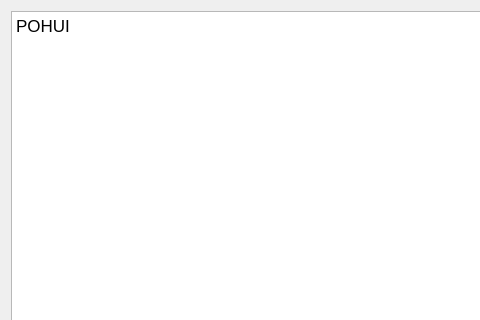
vyazmetinov/PDP-11, file GUI/code.ui: the form before one commit; both pictures show x 0 to 480 and y 0 to 320 of the 640 by 480 pixel window.
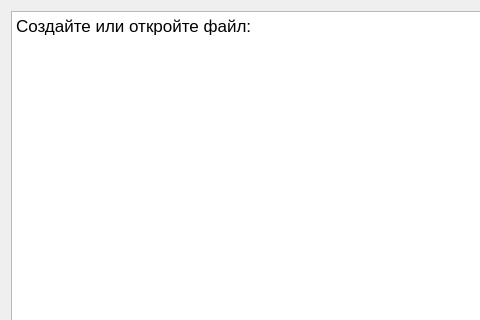
The form after the commit.

```diff
--- a/GUI/code.ui
+++ b/GUI/code.ui
@@ -24,24 +24,7 @@
 &lt;html&gt;&lt;head&gt;&lt;meta name=&quot;qrichtext&quot; content=&quot;1&quot; /&gt;&lt;style type=&quot;text/css&quot;&gt;
 p, li { white-space: pre-wrap; }
 &lt;/style&gt;&lt;/head&gt;&lt;body style=&quot; font-family:'.AppleSystemUIFont'; font-size:13pt; font-weight:400; font-style:normal;&quot;&gt;
-&lt;p style=&quot; margin-top:0px; margin-bottom:0px; margin-left:0px; margin-right:0px; -qt-block-indent:0; text-indent:0px;&quot;&gt;POHUI&lt;/p&gt;
-&lt;p style=&quot;-qt-paragraph-type:empty; margin-top:0px; margin-bottom:0px; margin-left:0px; margin-right:0px; -qt-block-indent:0; text-indent:0px;&quot;&gt;&lt;br /&gt;&lt;/p&gt;
-&lt;p style=&quot;-qt-paragraph-type:empty; margin-top:0px; margin-bottom:0px; margin-left:0px; margin-right:0px; -qt-block-indent:0; text-indent:0px;&quot;&gt;&lt;br /&gt;&lt;/p&gt;
-&lt;p style=&quot;-qt-paragraph-type:empty; margin-top:0px; margin-bottom:0px; margin-left:0px; margin-right:0px; -qt-block-indent:0; text-indent:0px;&quot;&gt;&lt;br /&gt;&lt;/p&gt;
-&lt;p style=&quot;-qt-paragraph-type:empty; margin-top:0px; margin-bottom:0px; margin-left:0px; margin-right:0px; -qt-block-indent:0; text-indent:0px;&quot;&gt;&lt;br /&gt;&lt;/p&gt;
-&lt;p style=&quot;-qt-paragraph-type:empty; margin-top:0px; margin-bottom:0px; margin-left:0px; margin-right:0px; -qt-block-indent:0; text-indent:0px;&quot;&gt;&lt;br /&gt;&lt;/p&gt;
-&lt;p style=&quot;-qt-paragraph-type:empty; margin-top:0px; margin-bottom:0px; margin-left:0px; margin-right:0px; -qt-block-indent:0; text-indent:0px;&quot;&gt;&lt;br /&gt;&lt;/p&gt;
-&lt;p style=&quot;-qt-paragraph-type:empty; margin-top:0px; margin-bottom:0px; margin-left:0px; margin-right:0px; -qt-block-indent:0; text-indent:0px;&quot;&gt;&lt;br /&gt;&lt;/p&gt;
-&lt;p style=&quot;-qt-paragraph-type:empty; margin-top:0px; margin-bottom:0px; margin-left:0px; margin-right:0px; -qt-block-indent:0; text-indent:0px;&quot;&gt;&lt;br /&gt;&lt;/p&gt;
-&lt;p style=&quot;-qt-paragraph-type:empty; margin-top:0px; margin-bottom:0px; margin-left:0px; margin-right:0px; -qt-block-indent:0; text-indent:0px;&quot;&gt;&lt;br /&gt;&lt;/p&gt;
-&lt;p style=&quot;-qt-paragraph-type:empty; margin-top:0px; margin-bottom:0px; margin-left:0px; margin-right:0px; -qt-block-indent:0; text-indent:0px;&quot;&gt;&lt;br /&gt;&lt;/p&gt;
-&lt;p style=&quot;-qt-paragraph-type:empty; margin-top:0px; margin-bottom:0px; margin-left:0px; margin-right:0px; -qt-block-indent:0; text-indent:0px;&quot;&gt;&lt;br /&gt;&lt;/p&gt;
-&lt;p style=&quot;-qt-paragraph-type:empty; margin-top:0px; margin-bottom:0px; margin-left:0px; margin-right:0px; -qt-block-indent:0; text-indent:0px;&quot;&gt;&lt;br /&gt;&lt;/p&gt;
-&lt;p style=&quot;-qt-paragraph-type:empty; margin-top:0px; margin-bottom:0px; margin-left:0px; margin-right:0px; -qt-block-indent:0; text-indent:0px;&quot;&gt;&lt;br /&gt;&lt;/p&gt;
-&lt;p style=&quot;-qt-paragraph-type:empty; margin-top:0px; margin-bottom:0px; margin-left:0px; margin-right:0px; -qt-block-indent:0; text-indent:0px;&quot;&gt;&lt;br /&gt;&lt;/p&gt;
-&lt;p style=&quot;-qt-paragraph-type:empty; margin-top:0px; margin-bottom:0px; margin-left:0px; margin-right:0px; -qt-block-indent:0; text-indent:0px;&quot;&gt;&lt;br /&gt;&lt;/p&gt;
-&lt;p style=&quot;-qt-paragraph-type:empty; margin-top:0px; margin-bottom:0px; margin-left:0px; margin-right:0px; -qt-block-indent:0; text-indent:0px;&quot;&gt;&lt;br /&gt;&lt;/p&gt;
-&lt;p style=&quot;-qt-paragraph-type:empty; margin-top:0px; margin-bottom:0px; margin-left:0px; margin-right:0px; -qt-block-indent:0; text-indent:0px;&quot;&gt;&lt;br /&gt;&lt;/p&gt;&lt;/body&gt;&lt;/html&gt;</string>
+&lt;p style=&quot; margin-top:0px; margin-bottom:0px; margin-left:0px; margin-right:0px; -qt-block-indent:0; text-indent:0px;&quot;&gt;Создайте или откройте файл:&lt;/p&gt;&lt;/body&gt;&lt;/html&gt;</string>
      </property>
      <property name="overwriteMode">
       <bool>true</bool>
```
